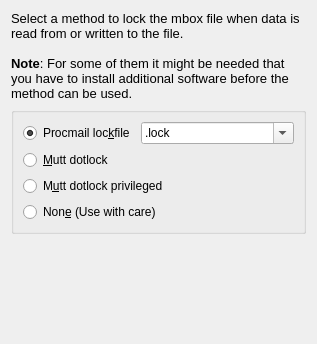
Old version of the form resources/mbox/lockfilepage.ui in the repository KDE/kdepim-runtime.
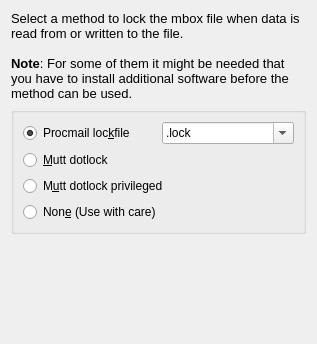
New version of the form. Custom widgets are drawn as their Qt base class.

```diff
--- a/resources/mbox/lockfilepage.ui
+++ b/resources/mbox/lockfilepage.ui
@@ -68,17 +68,8 @@
         </property>
        </widget>
       </item>
-      <item row="0" column="1" colspan="2">
-       <widget class="QComboBox" name="kcfg_Lockfile">
-        <property name="sizePolicy">
-         <sizepolicy hsizetype="Expanding" vsizetype="Fixed">
-          <horstretch>0</horstretch>
-          <verstretch>0</verstretch>
-         </sizepolicy>
-        </property>
-        <property name="whatsThis">
-         <string>Name of the lock file that is used by procmail. If this is left empty it will be set to the name of the mbox file appended with .lock</string>
-        </property>
+      <item row="0" column="1">
+       <widget class="KComboBox" name="kcfg_Lockfile">
         <property name="editable">
          <bool>true</bool>
         </property>
@@ -114,6 +105,11 @@
    <header>kbuttongroup.h</header>
    <container>1</container>
   </customwidget>
+  <customwidget>
+   <class>KComboBox</class>
+   <extends>QComboBox</extends>
+   <header>kcombobox.h</header>
+  </customwidget>
  </customwidgets>
  <resources/>
  <connections>
```
Left out of the diff: 15 changed lines with no effect on the pictures.
